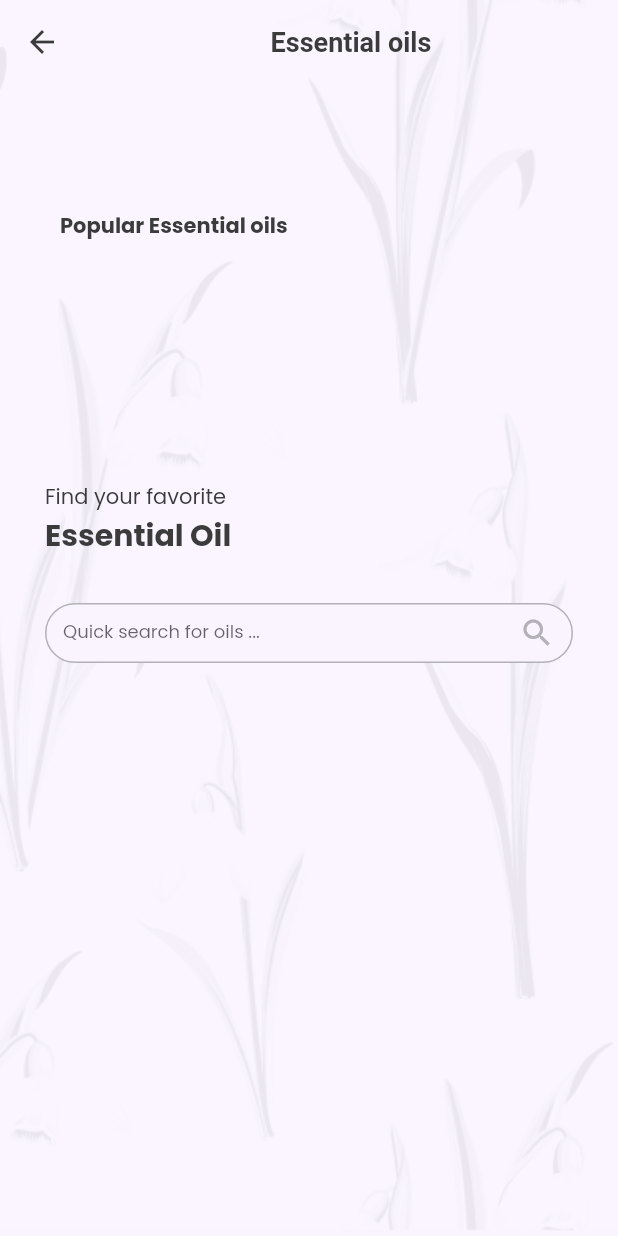
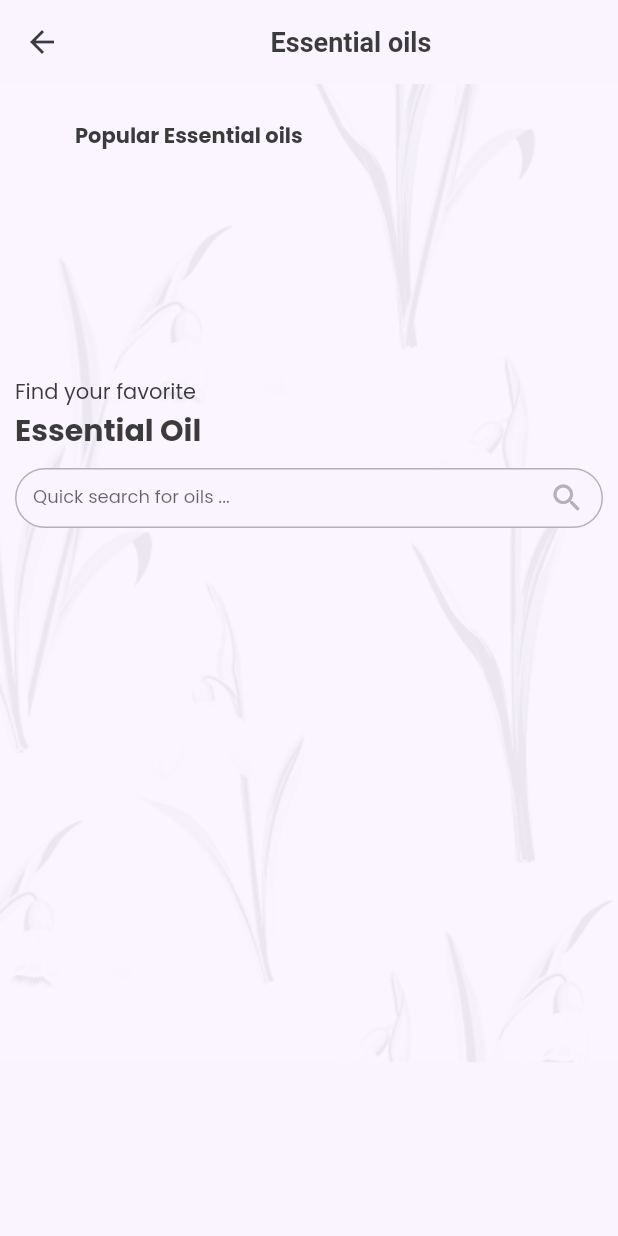
Before and after one commit to phytogenia/aromatherapy-app, a Flutter app: the OilListScreen screen opened directly, on a phone screen of 412 x 824 dp. Run offline on Flutter 3.47's test engine with Material 2 defaults, Android fonts, the phone set to English and light mode, and no system bars; our stand-ins replace animated_bottom_navigation_bar, cloud_firestore, firebase_auth, firebase_core, google_fonts, google_sign_in and 2 more; missing offline and left inert: flutter_facebook_auth, purchases_flutter; accounts and stored records are empty.

Commit message:
optimize oils_list_screen

```diff
--- a/lib/screens/home/oils/oils_list_screen.dart
+++ b/lib/screens/home/oils/oils_list_screen.dart
@@ -91,8 +91,7 @@ class _OilListScreenState extends State<OilListScreen> {
         resizeToAvoidBottomInset: true,
         appBar: AppBar(
           centerTitle: true, // this is all you need
-          backgroundColor: Colors.transparent,
-          elevation: 0,
+          backgroundColor: kSecondaryBackgroundColor,
           title: const Center(
               child: Text(
             "Essential oils",
@@ -101,16 +100,14 @@ class _OilListScreenState extends State<OilListScreen> {
           )),
         ),
         body: SingleChildScrollView(
-          physics: const NeverScrollableScrollPhysics(),
-          child: SingleChildScrollView(
+          reverse: true,
           child: Container(
-              padding: const EdgeInsets.only(top: 90),
-              height: MediaQuery.of(context).size.height,
+            padding:
+                const EdgeInsets.only(top: 30, bottom: 10, right: 10, left: 10),
             decoration: const BoxDecoration(
                 image: DecorationImage(
                     image: AssetImage('assets/images/bg.png'),
                     fit: BoxFit.fill)),
-              child: SingleChildScrollView(
             child: Column(
               crossAxisAlignment: CrossAxisAlignment.start,
               children: [
@@ -118,85 +115,71 @@ class _OilListScreenState extends State<OilListScreen> {
                   height: 40,
                 ),
                 const Padding(
-                      padding:
-                          EdgeInsets.symmetric(horizontal: 40.0, vertical: 10),
+                  padding: EdgeInsets.symmetric(horizontal: 40.0, vertical: 10),
                   child: Text(
                     'Popular Essential oils',
                     style: TextStyle(fontWeight: FontWeight.bold),
                   ),
                 ),
                 FutureBuilderHome(future: oilss, type: 1),
-                    Padding(
-                      padding: const EdgeInsets.all(30.0),
-                      child: Column(
-                        crossAxisAlignment: CrossAxisAlignment.start,
-                        children: [
-                          Column(
-                            crossAxisAlignment: CrossAxisAlignment.start,
-                            children: const [
-                              Text('Find your favorite'),
-                              Text(
+                const SizedBox(
+                  height: 20,
+                ),
+                const Text('Find your favorite'),
+                const Text(
                   'Essential Oil',
-                                style: TextStyle(
-                                    fontSize: 20, fontWeight: FontWeight.bold),
-                              )
-                            ],
+                  style: TextStyle(fontSize: 20, fontWeight: FontWeight.bold),
                 ),
                 const SizedBox(
-                            height: 30,
+                  height: 10,
                 ),
-                          PrimaryListOils(),
+                const PrimaryListOils(),
               ],
-                      ),
-                    ),
-                  ],
-                ),
-              ),
             ),
           ),
         ));
   }
 
-  Widget BuildOils(BuildContext context, String oilname) {
-    return Container(
-      margin: const EdgeInsets.all(5),
-      padding: const EdgeInsets.all(8),
-      width: 130,
-      decoration: const BoxDecoration(
-          color: kPrimaryColor,
-          borderRadius: BorderRadius.all(Radius.circular(15))),
-      child: Center(
-        child: Column(
-          mainAxisSize: MainAxisSize.min,
-          crossAxisAlignment: CrossAxisAlignment.start,
-          children: [
-            Row(
-              mainAxisAlignment: MainAxisAlignment.spaceBetween,
-              children: [
-                Container(),
-                // Empty Container to align the icon on the right with spacebetween
-                Image.asset('assets/images/whiteoil.png')
-              ],
-            ),
-            const SizedBox(
-              height: 10,
-            ),
-            Text(
-              oilname,
-              style: const TextStyle(
-                  color: kSecondaryBackgroundColor,
-                  fontWeight: FontWeight.bold),
-            ),
-            const SizedBox(height: 2),
-            const Text(
-              'Scientific name',
-              style: TextStyle(color: kSecondaryBackgroundColor),
-            )
-          ],
-        ),
-      ),
-    );
-  }
+  // Widget BuildOils(BuildContext context, String oilname) {
+  //   return Container(
+  //     margin: const EdgeInsets.all(5),
+  //     padding: const EdgeInsets.all(8),
+  //     width: 130,
+  //     decoration: const BoxDecoration(
+  //         color: kPrimaryColor,
+  //         borderRadius: BorderRadius.all(Radius.circular(15))),
+  //     child: Center(
+  //       child: Column(
+  //         mainAxisSize: MainAxisSize.min,
+  //         crossAxisAlignment: CrossAxisAlignment.start,
+  //         children: [
+  //           Row(
+  //             mainAxisAlignment: MainAxisAlignment.spaceBetween,
+  //             children: [
+  //               Container(),
+  //               // Empty Container to align the icon on the right with spacebetween
+  //               Image.asset('assets/images/whiteoil.png')
+  //             ],
+  //           ),
+  //           const SizedBox(
+  //             height: 10,
+  //           ),
+  //           Text(
+  //             oilname,
+  //             style: const TextStyle(
+  //                 color: kSecondaryBackgroundColor,
+  //                 fontWeight: FontWeight.bold),
+  //           ),
+  //           const SizedBox(height: 2),
+  //           const Text(
+  //             'Scientific name',
+  //             style: TextStyle(color: kSecondaryBackgroundColor),
+  //           )
+  //         ],
+  //       ),
+  //     ),
+  //   );
+  // }
 }
 
 class PrimaryListOils extends StatefulWidget {
@@ -261,9 +244,8 @@ class _PrimaryListOilsState extends State<PrimaryListOils> {
           ),
         ),
         const SizedBox(height: 20),
-        Container(
-          height: MediaQuery.of(context).size.shortestSide,
-          padding: const EdgeInsets.only(bottom: 40),
+        SizedBox(
+          height: MediaQuery.of(context).size.height / 2.5,
           child: _foundoils.isNotEmpty
               ? ListBuilder(list: _foundoils, type: 1)
               : FutureBuilder<QuerySnapshot>(
@@ -299,9 +281,6 @@ class _PrimaryListOilsState extends State<PrimaryListOils> {
                     return const SizedBox.shrink();
                   }),
         ),
-        const SizedBox(
-          height: 25,
-        ),
       ],
     );
   }
```
Lines whose indentation alone changed are shown as unchanged.
